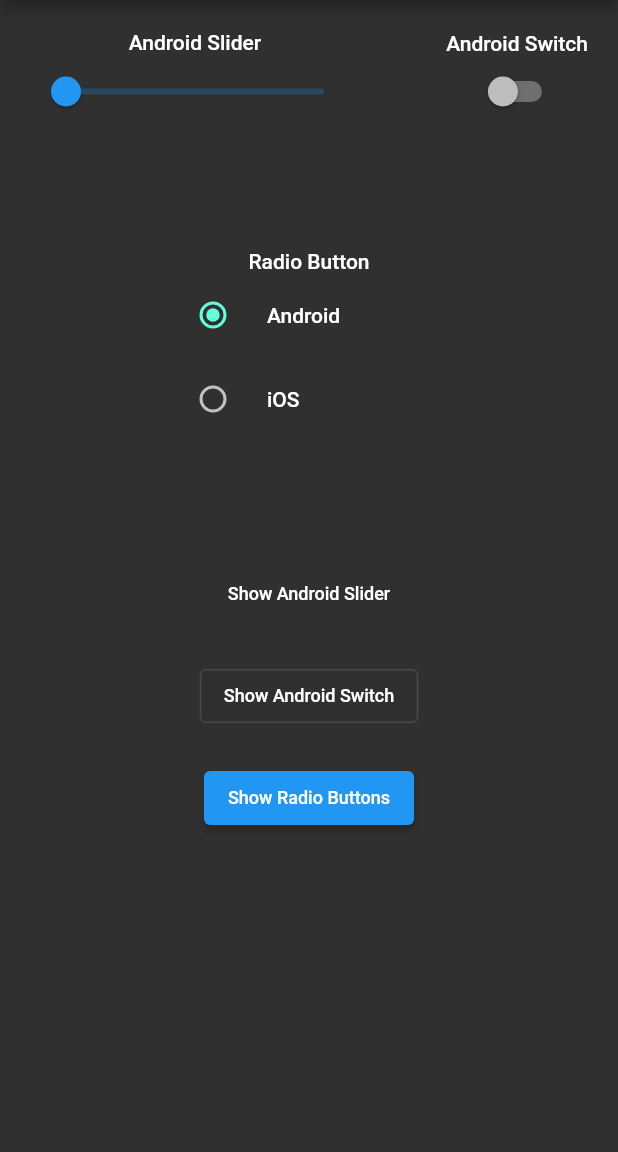
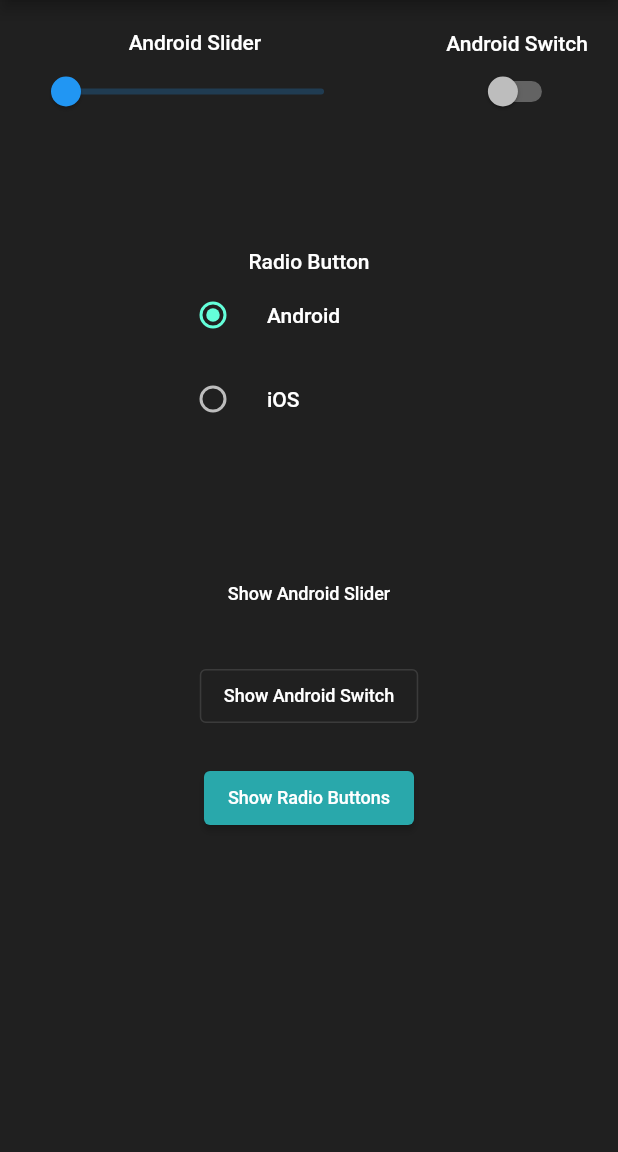
Before and after one commit to mayukhsil/shaale_task, a Flutter app: the screen it shows after launch, on a phone screen of 412 x 824 dp, the part 84-1236 px from its top. Run offline on Flutter 3.47's test engine with Material 2 defaults, Android fonts, the phone set to English and light mode, and no system bars; our stand-ins replace flutter_screenutil, freezed_annotation, hooks_riverpod, shared_preferences.

Commit message:
chore: code maintainance

```diff
--- a/lib/main.dart
+++ b/lib/main.dart
@@ -2,6 +2,7 @@ import 'package:flutter/material.dart';
 import 'package:flutter_screenutil/flutter_screenutil.dart';
 import 'package:hooks_riverpod/hooks_riverpod.dart';
 import 'package:shaale_task/modules/landing_page/views/landing_view.dart';
+import 'package:shaale_task/styles/app_text_colors.dart';
 
 void main() {
   runApp(const MyApp());
@@ -22,7 +23,15 @@ class MyApp extends StatelessWidget {
         builder: (_, __) {
           return MaterialApp(
             title: 'Shaale Task',
-            theme: ThemeData.dark(),
+            theme: ThemeData.dark().copyWith(
+              primaryColor: AppColor.appPrimary,
+              scaffoldBackgroundColor: AppColor.appDarkGrey,
+              elevatedButtonTheme: ElevatedButtonThemeData(
+                style: ButtonStyle(
+                  backgroundColor: MaterialStateProperty.all(AppColor.appPrimary),
+                )
+              ),
+            ),
             home: const LandingView(),
           );
         },
```
Also changed, not shown: lib/utils/helper_functions.dart (deleted).
